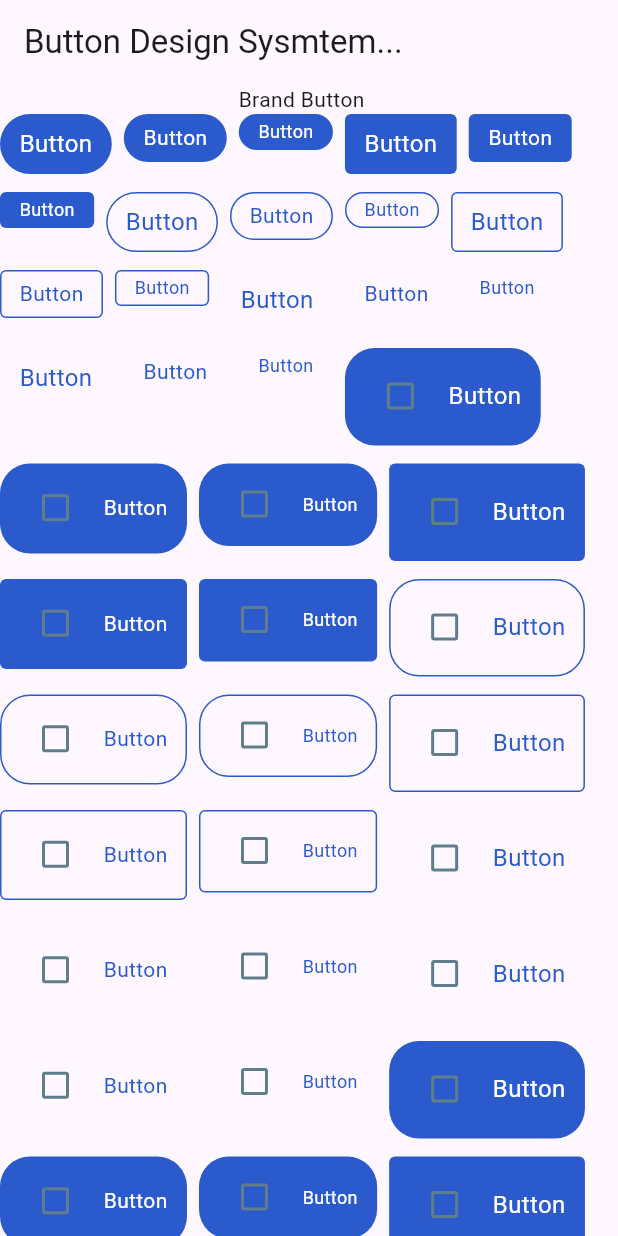
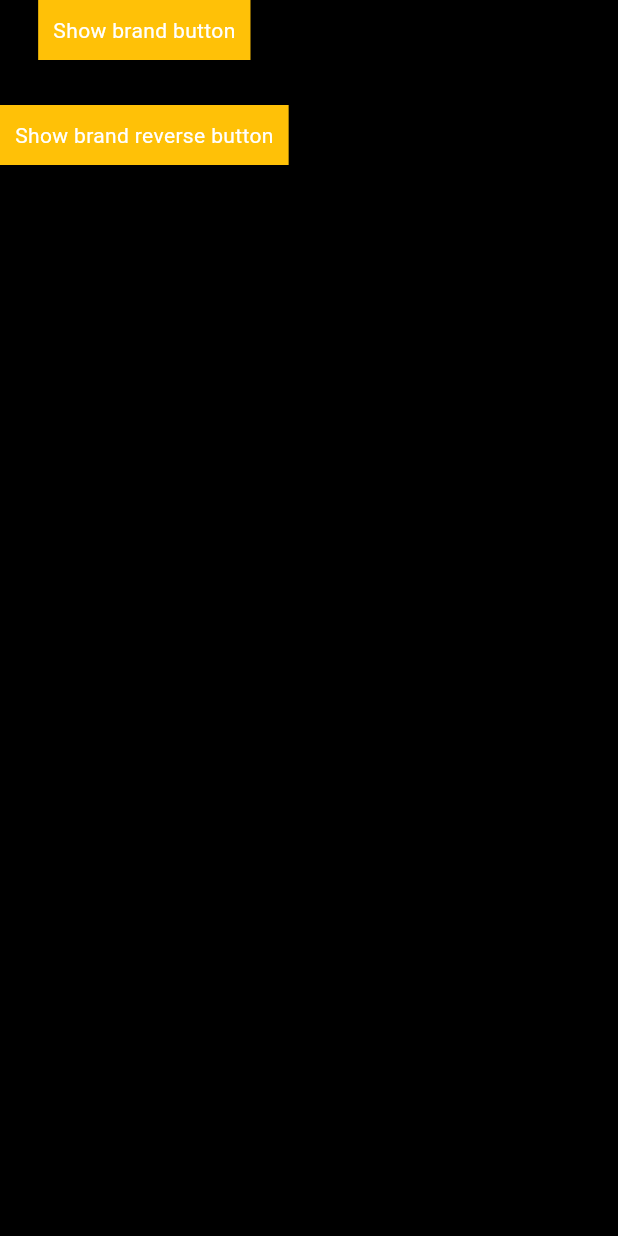
Before and after one commit to iamnhatjt/task_button_design_system, a Flutter app: the screen it shows after launch, on a phone screen of 412 x 824 dp. Run offline on Flutter 3.47's test engine with Material 2 defaults, Android fonts, the phone set to English and light mode, and no system bars.

Commit message:
brand reverse button

```diff
--- a/lib/main.dart
+++ b/lib/main.dart
@@ -1,24 +1,9 @@
-import 'package:button_sl/package/brand_button.dart';
-import 'package:button_sl/package/enums.dart';
+import 'package:button_sl/pages/show_brand_button.dart';
+import 'package:button_sl/pages/show_brand_reverse.dart';
 import 'package:flutter/material.dart';
 
 void main() {
   runApp(const MyApp());
-}
-
-class CheckBoxWidget extends StatelessWidget {
-  const CheckBoxWidget({super.key});
-
-  @override
-  Widget build(BuildContext context) {
-    return Checkbox(
-      value: false,
-      onChanged: (_) {},
-      side: MaterialStateBorderSide.resolveWith(
-        (states) => const BorderSide(width: 2.0, color: Colors.blueGrey),
-      ),
-    );
-  }
 }
 
 class MyApp extends StatelessWidget {
@@ -43,99 +28,52 @@ class MyHomePage extends StatelessWidget {
   @override
   Widget build(BuildContext context) {
     return Scaffold(
-      appBar: AppBar(
-        title: const Text(
-          'Button Design Sysmtem...',
+      backgroundColor: Colors.black,
+      body: Column(
+        crossAxisAlignment: CrossAxisAlignment.center,
+        children: [
+          GestureDetector(
+            onTap: () {
+              Navigator.of(context).push(
+                MaterialPageRoute(
+                  builder: (context) => const ShowBrand(),
+                ),
+              );
+            },
+            child: Container(
+              padding: const EdgeInsets.all(10),
+              color: Colors.amber,
+              child: const Text(
+                'Show brand button',
+                style: TextStyle(
+                  color: Colors.white,
                 ),
               ),
-      body: SingleChildScrollView(
-        child: Column(
-          children: [
-            const Text('Brand Button'),
-            Wrap(
-              runAlignment: WrapAlignment.center,
-              spacing: 8,
-              runSpacing: 12,
-              children: [
-                for (SLContentType contentType in SLContentType.values)
-                  for (SLType type in SLType.values)
-                    for (SLShape shape in SLShape.values)
-                      for (SLSize size in SLSize.values)
-                        SLBrand(
-                          size: size,
-                          label: 'Button',
-                          shape: shape,
-                          type: type,
-                          contentType: contentType,
-                          leading: const CheckBoxWidget(),
             ),
-              ],
           ),
           const SizedBox(
-              height: 100,
+            height: 30,
           ),
-            Wrap(
-              runAlignment: WrapAlignment.center,
-              spacing: 8,
-              runSpacing: 12,
-              children: [
-                for (SLType type in SLType.values)
-                  for (SLShape shape in SLShape.values)
-                    for (SLSize size in SLSize.values)
-                      SLBrand(
-                        size: size,
-                        label: 'Button',
-                        shape: shape,
-                        type: type,
-                        diabled: true,
+          GestureDetector(
+            onTap: () {
+              Navigator.of(context).push(
+                MaterialPageRoute(
+                  builder: (context) => const ShowBrandReverse(),
                 ),
+              );
+            },
+            child: Container(
+              padding: const EdgeInsets.all(10),
+              color: Colors.amber,
+              child: const Text(
+                'Show brand reverse button',
+                style: TextStyle(
+                  color: Colors.white,
+                ),
+              ),
+            ),
+          )
         ],
-            ),
-            const SizedBox(
-              height: 100,
-            ),
-            Wrap(
-              runAlignment: WrapAlignment.center,
-              spacing: 8,
-              runSpacing: 12,
-              children: [
-                for (SLType type in SLType.values)
-                  for (SLShape shape in SLShape.values)
-                    for (SLSize size in SLSize.values)
-                      SLBrand(
-                        size: size,
-                        label: 'Button',
-                        shape: shape,
-                        type: type,
-                        loading: true,
-                      ),
-              ],
-            ),
-            const SizedBox(
-              height: 100,
-            ),
-            Wrap(
-              runAlignment: WrapAlignment.center,
-              spacing: 8,
-              runSpacing: 12,
-              children: [
-                for (SLType type in SLType.values)
-                  for (SLShape shape in SLShape.values)
-                    for (SLSize size in SLSize.values)
-                      SLBrand(
-                        size: size,
-                        label: 'Button',
-                        shape: shape,
-                        type: type,
-                        skeleton: true,
-                      ),
-              ],
-            ),
-            const SizedBox(
-              height: 100,
-            ),
-          ],
-        ),
       ),
     );
   }
--- a/lib/package/extentions.dart
+++ b/lib/package/extentions.dart
@@ -97,6 +97,7 @@ extension WidgetSetting on SLContentType {
                   children: [
                     Row(
                       children: [
+                        labelText ?? const SizedBox.shrink(),
                         leading != null
                             ? Row(
                                 mainAxisSize: MainAxisSize.min,
@@ -108,7 +109,6 @@ extension WidgetSetting on SLContentType {
                                 ],
                               )
                             : const SizedBox.shrink(),
-                        labelText ?? const SizedBox.shrink(),
                       ],
                     )
                   ],
```
Also changed, not shown: lib/package/brand_button.dart (+18 -1 lines), lib/pages/show_brand_button.dart (added, +123 -0 lines), lib/pages/show_brand_reverse.dart (added, +124 -0 lines), lib/pages/show_neutral_button.dart (added). Lines whose indentation alone changed are shown as unchanged.
